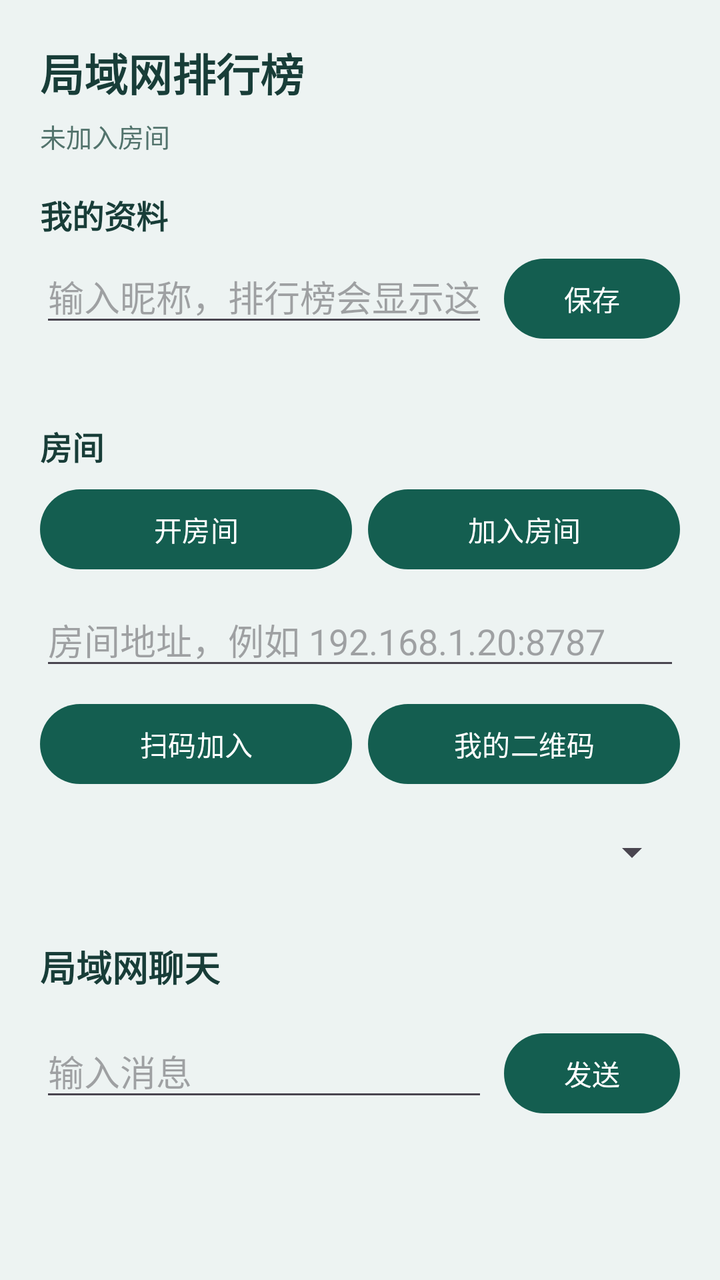
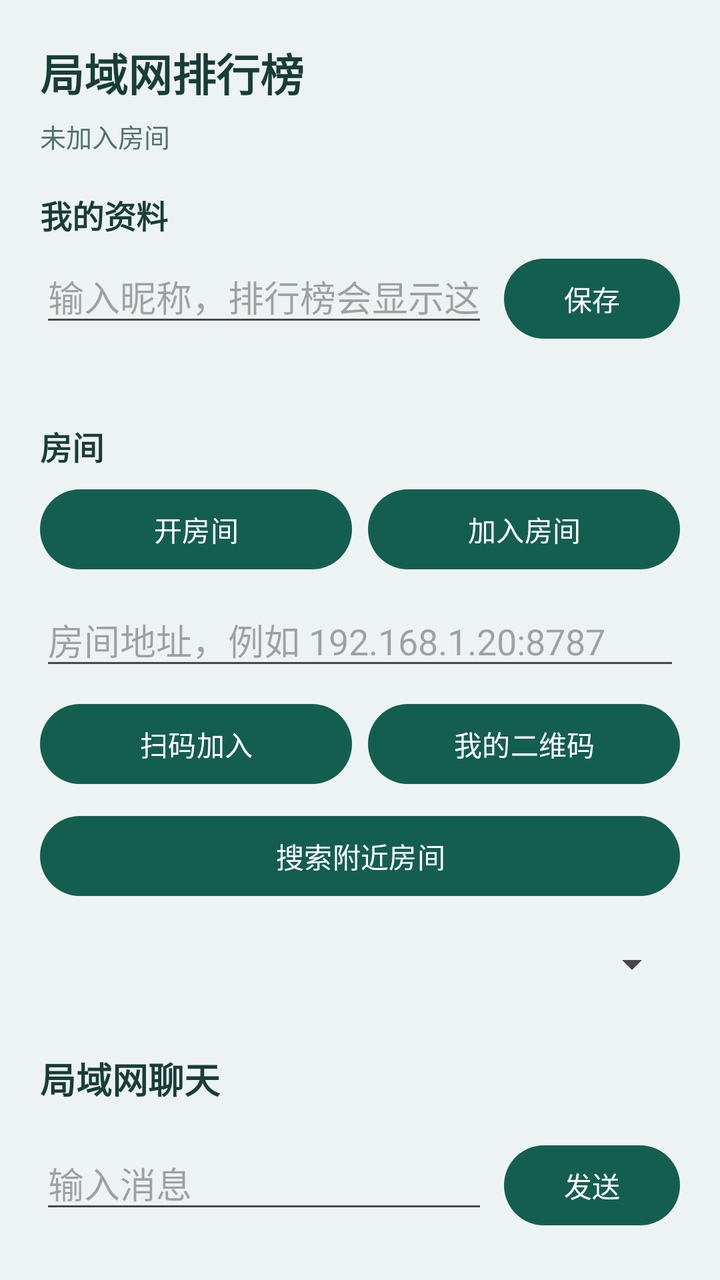

The first picture is an Android layout as it rendered before a commit; the second is the same layout after the commit. The layout source and the unified diff follow.
<!-- AndroidManifest.xml: application theme Theme.CampusSport -->
<!-- res/layout/activity_leaderboard.xml -->
<?xml version="1.0" encoding="utf-8"?>
<ScrollView xmlns:android="http://schemas.android.com/apk/res/android"
    android:layout_width="match_parent"
    android:layout_height="match_parent"
    android:background="@color/brand_bg"
    android:fillViewport="true">

    <LinearLayout
        android:layout_width="match_parent"
        android:layout_height="wrap_content"
        android:orientation="vertical"
        android:padding="20dp">

        <TextView
            android:layout_width="wrap_content"
            android:layout_height="wrap_content"
            android:text="@string/board_title"
            android:textColor="@color/brand_ink"
            android:textSize="22sp"
            android:textStyle="bold" />

        <TextView
            android:id="@+id/roomStatus"
            android:layout_width="match_parent"
            android:layout_height="wrap_content"
            android:layout_marginTop="6dp"
            android:text="@string/room_idle"
            android:textColor="@color/brand_muted"
            android:textSize="13sp" />

        
        <TextView
            android:layout_width="wrap_content"
            android:layout_height="wrap_content"
            android:layout_marginTop="18dp"
            android:text="@string/profile_title"
            android:textColor="@color/brand_ink"
            android:textSize="16sp"
            android:textStyle="bold" />

        <LinearLayout
            android:layout_width="match_parent"
            android:layout_height="wrap_content"
            android:layout_marginTop="6dp"
            android:orientation="horizontal">

            <EditText
                android:id="@+id/usernameInput"
                android:layout_width="0dp"
                android:layout_height="wrap_content"
                android:layout_weight="1"
                android:hint="@string/profile_name_hint"
                android:inputType="textPersonName"
                android:maxLength="20"
                android:maxLines="1" />

            <Button
                android:id="@+id/usernameSave"
                android:layout_width="wrap_content"
                android:layout_height="wrap_content"
                android:layout_marginStart="8dp"
                android:text="@string/profile_save" />
        </LinearLayout>

        <TextView
            android:id="@+id/myDeviceId"
            android:layout_width="match_parent"
            android:layout_height="wrap_content"
            android:layout_marginTop="4dp"
            android:textColor="@color/brand_muted"
            android:textSize="12sp" />

        
        <TextView
            android:layout_width="wrap_content"
            android:layout_height="wrap_content"
            android:layout_marginTop="18dp"
            android:text="@string/room_title"
            android:textColor="@color/brand_ink"
            android:textSize="16sp"
            android:textStyle="bold" />

        <LinearLayout
            android:layout_width="match_parent"
            android:layout_height="wrap_content"
            android:layout_marginTop="6dp"
            android:orientation="horizontal">

            <Button
                android:id="@+id/hostButton"
                android:layout_width="0dp"
                android:layout_height="wrap_content"
                android:layout_weight="1"
                android:text="@string/room_host" />

            <Button
                android:id="@+id/joinButton"
                android:layout_width="0dp"
                android:layout_height="wrap_content"
                android:layout_marginStart="8dp"
                android:layout_weight="1"
                android:text="@string/room_join" />
        </LinearLayout>

        <EditText
            android:id="@+id/roomAddress"
            android:layout_width="match_parent"
            android:layout_height="wrap_content"
            android:layout_marginTop="8dp"
            android:hint="@string/room_address_hint"
            android:inputType="textUri"
            android:maxLines="1" />

        <LinearLayout
            android:layout_width="match_parent"
            android:layout_height="wrap_content"
            android:layout_marginTop="8dp"
            android:orientation="horizontal">

            <Button
                android:id="@+id/scanButton"
                android:layout_width="0dp"
                android:layout_height="wrap_content"
                android:layout_weight="1"
                android:text="@string/room_scan" />

            <Button
                android:id="@+id/showQrButton"
                android:layout_width="0dp"
                android:layout_height="wrap_content"
                android:layout_marginStart="8dp"
                android:layout_weight="1"
                android:text="@string/room_show_qr" />
        </LinearLayout>

        
        <Spinner
            android:id="@+id/rangeSpinner"
            android:layout_width="match_parent"
            android:layout_height="wrap_content"
            android:layout_marginTop="18dp" />

        <LinearLayout
            android:id="@+id/boardBox"
            android:layout_width="match_parent"
            android:layout_height="wrap_content"
            android:layout_marginTop="8dp"
            android:orientation="vertical" />

        
        <TextView
            android:layout_width="wrap_content"
            android:layout_height="wrap_content"
            android:layout_marginTop="24dp"
            android:text="@string/chat_title"
            android:textColor="@color/brand_ink"
            android:textSize="18sp"
            android:textStyle="bold" />

        <LinearLayout
            android:id="@+id/chatBox"
            android:layout_width="match_parent"
            android:layout_height="wrap_content"
            android:layout_marginTop="8dp"
            android:orientation="vertical" />

        <LinearLayout
            android:layout_width="match_parent"
            android:layout_height="wrap_content"
            android:layout_marginTop="8dp"
            android:orientation="horizontal">

            <EditText
                android:id="@+id/chatInput"
                android:layout_width="0dp"
                android:layout_height="wrap_content"
                android:layout_weight="1"
                android:hint="@string/chat_hint"
                android:maxLines="1" />

            <Button
                android:id="@+id/chatSend"
                android:layout_width="wrap_content"
                android:layout_height="wrap_content"
                android:layout_marginStart="8dp"
                android:text="@string/chat_send" />
        </LinearLayout>
    </LinearLayout>
</ScrollView>
<!-- resources referenced by this layout -->
<resources>
  <color name="brand_bg">#EDF3F2</color>
  <color name="brand_ink">#183D38</color>
  <color name="brand_muted">#52736C</color>
  <string name="board_title">局域网排行榜</string>
  <string name="chat_hint">输入消息</string>
  <string name="chat_send">发送</string>
  <string name="chat_title">局域网聊天</string>
  <string name="profile_name_hint">输入昵称，排行榜会显示这个</string>
  <string name="profile_save">保存</string>
  <string name="profile_title">我的资料</string>
  <string name="room_address_hint">房间地址，例如 192.168.1.20:8787</string>
  <string name="room_host">开房间</string>
  <string name="room_idle">未加入房间</string>
  <string name="room_join">加入房间</string>
  <string name="room_scan">扫码加入</string>
  <string name="room_show_qr">我的二维码</string>
  <string name="room_title">房间</string>
  <style name="Theme.CampusSport" parent="Theme.Material3.DayNight.NoActionBar">
          <item name="colorPrimary">@color/brand_green</item>
          <item name="colorOnPrimary">#FFFFFF</item>
          <item name="colorSurface">@color/brand_bg</item>
          <item name="colorOnSurface">@color/brand_ink</item>
          <item name="android:statusBarColor">@color/brand_green</item>
          <item name="android:navigationBarColor">@color/brand_bg</item>
          <item name="android:windowLightStatusBar">false</item>
      </style>
  <color name="brand_green">#145E50</color>
</resources>

<!-- the commit's change to res/layout/activity_leaderboard.xml (unified diff, before → after) -->
@@ -133,6 +133,13 @@
                 android:text="@string/room_show_qr" />
         </LinearLayout>
 
+        <Button
+            android:id="@+id/discoverButton"
+            android:layout_width="match_parent"
+            android:layout_height="wrap_content"
+            android:layout_marginTop="8dp"
+            android:text="@string/room_discover" />
+
         
         <Spinner
             android:id="@+id/rangeSpinner"
<!-- resource entries referenced after the edit -->
@@ -11,6 +11,7 @@
   <string name="profile_save">保存</string>
   <string name="profile_title">我的资料</string>
   <string name="room_address_hint">房间地址，例如 192.168.1.20:8787</string>
+  <string name="room_discover">搜索附近房间</string>
   <string name="room_host">开房间</string>
   <string name="room_idle">未加入房间</string>
   <string name="room_join">加入房间</string>
